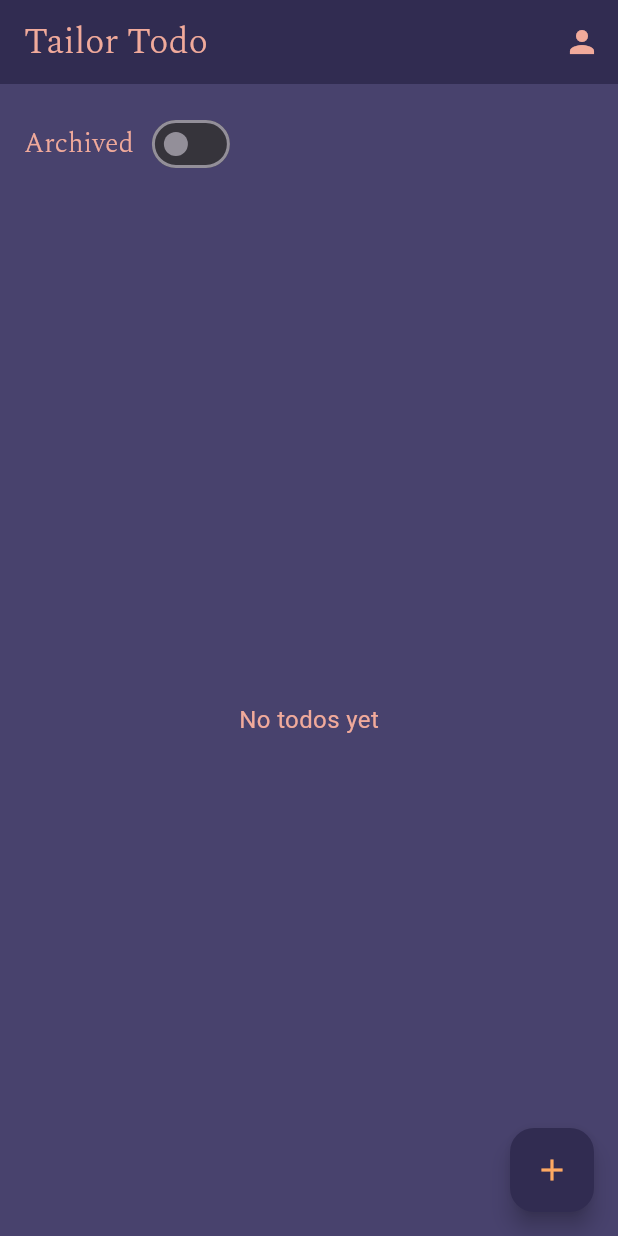
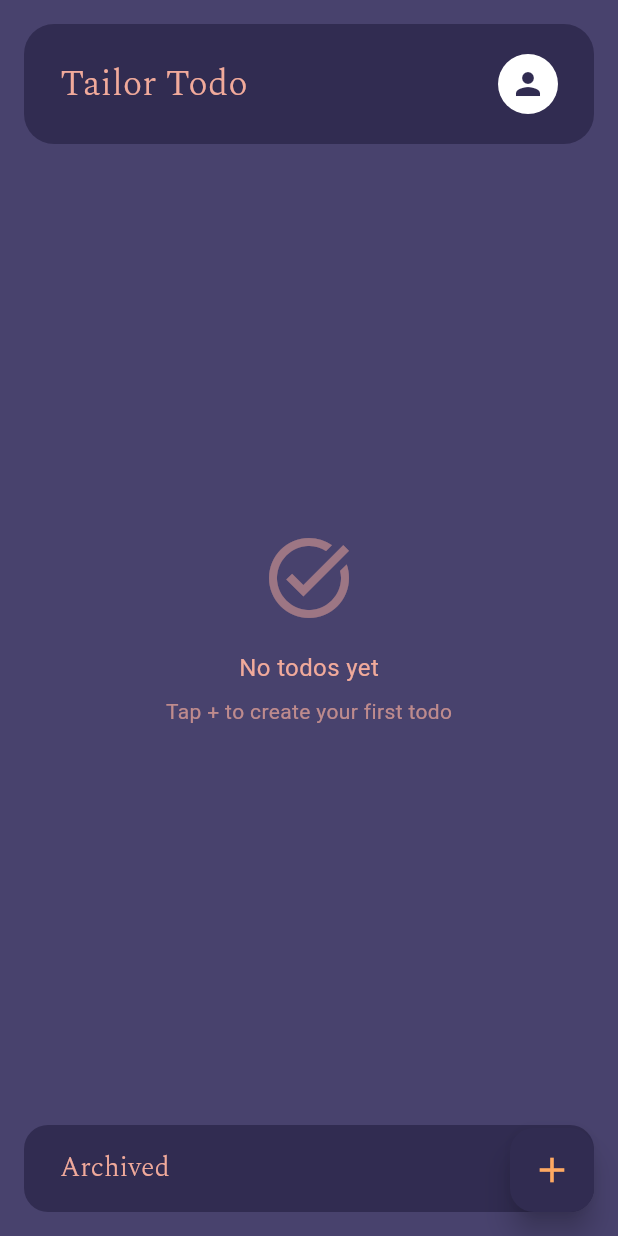
Before and after one commit to A-THIF/tailor_todo, a Flutter app: the screen it shows once a user with an empty profile is signed in, on a phone screen of 412 x 824 dp. Run offline on Flutter 3.47's test engine with Material 3 defaults, Android fonts, the phone set to English and light mode, and no system bars; our stand-ins replace google_fonts, supabase_flutter; accounts and stored records are empty; Roboto replaces fonts that are missing (Cardo).

Commit message:
Refactor home screen UI and extract widgets
Moved header, archive bar, confirmation dialog, and todo list tile into separate widget files for better modularity and code organization. Improved error and success feedback with colored SnackBars, updated archive logic to set updated_at, and enhanced empty state visuals. The home screen now uses custom widgets for header, todo items, archive toggle, and delete confirmation.

```diff
--- a/tailor_todo/lib/screens/home_screen.dart
+++ b/tailor_todo/lib/screens/home_screen.dart
@@ -3,7 +3,10 @@ import 'package:supabase_flutter/supabase_flutter.dart';
 import '../models/todo.dart';
 import '../utils/colors.dart';
 import '../utils/fonts.dart';
-import '../widgets/custom_button.dart';
+import '../widgets/home_header_bar.dart';
+import '../widgets/todo_list_tile.dart';
+import '../widgets/archive_bottom_bar.dart';
+import '../widgets/confirmation_dialog.dart';
 import 'add_task_screen.dart';
 import 'todo_details_screen.dart';
 import 'profile_screen.dart';
@@ -41,9 +44,14 @@ class _HomeScreenState extends State<HomeScreen> {
       });
     } catch (e) {
       setState(() => loading = false);
-      ScaffoldMessenger.of(
-        context,
-      ).showSnackBar(SnackBar(content: Text('Error loading todos: $e')));
+      if (mounted) {
+        ScaffoldMessenger.of(context).showSnackBar(
+          SnackBar(
+            content: Text('Error loading todos: $e'),
+            backgroundColor: AppColors.brandRed,
+          ),
+        );
+      }
     }
   }
 
@@ -51,10 +59,23 @@ class _HomeScreenState extends State<HomeScreen> {
     try {
       await supabase.from('todos').delete().eq('id', id);
       _loadTodos();
+      if (mounted) {
+        ScaffoldMessenger.of(context).showSnackBar(
+          SnackBar(
+            content: Text('Task deleted successfully'),
+            backgroundColor: AppColors.accent,
+          ),
+        );
+      }
     } catch (e) {
-      ScaffoldMessenger.of(
-        context,
-      ).showSnackBar(SnackBar(content: Text('Error deleting todo: $e')));
+      if (mounted) {
+        ScaffoldMessenger.of(context).showSnackBar(
+          SnackBar(
+            content: Text('Error deleting todo: $e'),
+            backgroundColor: AppColors.brandRed,
+          ),
+        );
+      }
     }
   }
 
@@ -62,156 +83,132 @@ class _HomeScreenState extends State<HomeScreen> {
     try {
       await supabase
           .from('todos')
-          .update({'archived': !showArchived})
+          .update({
+            'archived': !showArchived,
+            'updated_at': DateTime.now().toIso8601String(),
+          })
           .eq('id', id);
       _loadTodos();
+      if (mounted) {
+        ScaffoldMessenger.of(context).showSnackBar(
+          SnackBar(
+            content: Text(showArchived ? 'Task unarchived' : 'Task archived'),
+            backgroundColor: AppColors.accent,
+          ),
+        );
+      }
     } catch (e) {
-      ScaffoldMessenger.of(
-        context,
-      ).showSnackBar(SnackBar(content: Text('Error archiving todo: $e')));
+      if (mounted) {
+        ScaffoldMessenger.of(context).showSnackBar(
+          SnackBar(
+            content: Text('Error updating todo: $e'),
+            backgroundColor: AppColors.brandRed,
+          ),
+        );
       }
+    }
+  }
+
+  void _showDeleteDialog(String todoId) {
+    showDialog(
+      context: context,
+      builder: (context) =>
+          DeleteConfirmationDialog(onConfirm: () => _deleteTodo(todoId)),
+    );
+  }
+
+  void _toggleArchiveView() {
+    setState(() {
+      showArchived = !showArchived;
+      loading = true;
+    });
+    _loadTodos();
   }
 
   @override
   Widget build(BuildContext context) {
     return Scaffold(
       backgroundColor: AppColors.primary,
-      appBar: AppBar(
-        backgroundColor: AppColors.surface,
-        title: Text(
-          'Tailor Todo',
-          style: AppFonts.spectral(
-            color: AppColors.brandText,
-            size: 24,
-            weight: FontWeight.w300,
-          ),
-        ),
-        actions: [
-          IconButton(
-            icon: const Icon(Icons.person, color: AppColors.brandText),
-            onPressed: () {
+      body: SafeArea(
+        child: Column(
+          children: [
+            // Header with title and profile
+            HomeHeaderBar(
+              onProfileTap: () {
                 Navigator.push(
                   context,
                   MaterialPageRoute(builder: (_) => const ProfileScreen()),
                 );
               },
             ),
-        ],
-      ),
-      body: Column(
-        children: [
-          // Archive toggle
-          Padding(
-            padding: const EdgeInsets.all(16),
-            child: Row(
-              children: [
-                Text(
-                  'Archived',
-                  style: AppFonts.spectral(
-                    color: AppColors.brandText,
-                    size: 18,
-                  ),
-                ),
-                const SizedBox(width: 8),
-                Switch(
-                  value: showArchived,
-                  onChanged: (value) {
-                    setState(() {
-                      showArchived = value;
-                      loading = true;
-                    });
-                    _loadTodos();
-                  },
-                  activeColor: AppColors.accent,
-                ),
-              ],
-            ),
-          ),
+
             // Todos list
             Expanded(
               child: loading
-                ? const Center(child: CircularProgressIndicator())
+                  ? Center(
+                      child: CircularProgressIndicator(color: AppColors.accent),
+                    )
                   : todos.isEmpty
                   ? Center(
-                    child: Text(
+                      child: Column(
+                        mainAxisAlignment: MainAxisAlignment.center,
+                        children: [
+                          Icon(
+                            showArchived ? Icons.archive : Icons.task_alt,
+                            size: 64,
+                            color: AppColors.brandText.withOpacity(0.5),
+                          ),
+                          const SizedBox(height: 16),
+                          Text(
                             showArchived ? 'No archived todos' : 'No todos yet',
                             style: AppFonts.cardo(
                               color: AppColors.brandText,
                               size: 16,
                             ),
                           ),
+                          if (!showArchived) ...[
+                            const SizedBox(height: 8),
+                            Text(
+                              'Tap + to create your first todo',
+                              style: AppFonts.cardo(
+                                color: AppColors.brandText.withOpacity(0.7),
+                                size: 14,
+                              ),
+                            ),
+                          ],
+                        ],
+                      ),
                     )
                   : ListView.builder(
-                    padding: const EdgeInsets.all(16),
+                      padding: const EdgeInsets.fromLTRB(16, 8, 16, 0),
                       itemCount: todos.length,
                       itemBuilder: (context, index) {
                         final todo = todos[index];
-                      return Container(
-                        margin: const EdgeInsets.only(bottom: 16),
-                        padding: const EdgeInsets.all(16),
-                        decoration: BoxDecoration(
-                          color: AppColors.surface,
-                          borderRadius: BorderRadius.circular(16),
-                          border: Border.all(
-                            color: AppColors.accent,
-                            width: 1.5,
-                          ),
-                        ),
-                        child: Row(
-                          children: [
-                            Expanded(
-                              child: GestureDetector(
+                        return TodoListTile(
+                          todo: todo,
+                          showArchived: showArchived,
                           onTap: () {
                             Navigator.push(
                               context,
                               MaterialPageRoute(
-                                      builder: (_) =>
-                                          TodoDetailsScreen(todo: todo),
+                                builder: (_) => TodoDetailsScreen(todo: todo),
                               ),
                             ).then((_) => _loadTodos());
                           },
-                                child: Text(
-                                  todo.title,
-                                  style: AppFonts.cardo(
-                                    color: AppColors.onDark,
-                                    size: 16,
-                                    weight: FontWeight.w500,
-                                  ),
-                                ),
-                              ),
-                            ),
-                            PopupMenuButton<String>(
-                              icon: const Icon(
-                                Icons.more_vert,
-                                color: AppColors.onDark,
-                              ),
-                              onSelected: (value) {
-                                if (value == 'delete') {
-                                  _showDeleteDialog(todo.id);
-                                } else if (value == 'archive') {
-                                  _archiveTodo(todo.id);
-                                }
-                              },
-                              itemBuilder: (context) => [
-                                PopupMenuItem(
-                                  value: 'archive',
-                                  child: Text(
-                                    showArchived ? 'Unarchive' : 'Archive',
-                                  ),
-                                ),
-                                const PopupMenuItem(
-                                  value: 'delete',
-                                  child: Text('Delete'),
-                                ),
-                              ],
-                            ),
-                          ],
-                        ),
+                          onDelete: () => _showDeleteDialog(todo.id),
+                          onArchive: () => _archiveTodo(todo.id),
                         );
                       },
                     ),
             ),
+
+            // Archive bottom bar
+            ArchiveBottomBar(
+              isArchived: showArchived,
+              onTap: _toggleArchiveView,
+            ),
           ],
+        ),
       ),
       floatingActionButton: showArchived
           ? null
@@ -223,42 +220,8 @@ class _HomeScreenState extends State<HomeScreen> {
                 ).then((_) => _loadTodos());
               },
               backgroundColor: AppColors.surface,
-              child: const Icon(Icons.add, color: AppColors.accent),
-            ),
-    );
-  }
-
-  void _showDeleteDialog(String id) {
-    showDialog(
-      context: context,
-      builder: (context) => AlertDialog(
-        backgroundColor: AppColors.surface,
-        title: Text(
-          'Really want to delete this task?',
-          style: AppFonts.cardo(color: AppColors.brandText, size: 16),
-        ),
-        actions: [
-          TextButton(
-            onPressed: () => Navigator.pop(context),
-            child: Text(
-              'Return',
-              style: AppFonts.cardo(color: AppColors.onDark),
-            ),
-          ),
-          ElevatedButton(
-            onPressed: () {
-              Navigator.pop(context);
-              _deleteTodo(id);
-            },
-            style: ElevatedButton.styleFrom(
-              backgroundColor: AppColors.brandRed,
-            ),
-            child: Text(
-              'Delete',
-              style: AppFonts.cardo(color: AppColors.onDark),
-            ),
-          ),
-        ],
+              elevation: 8,
+              child: Icon(Icons.add, color: AppColors.accent, size: 28),
             ),
     );
   }
--- /dev/null
+++ b/tailor_todo/lib/widgets/archive_bottom_bar.dart
@@ -0,0 +1,58 @@
+import 'package:flutter/material.dart';
+import '../utils/colors.dart';
+import '../utils/fonts.dart';
+
+class ArchiveBottomBar extends StatelessWidget {
+  final bool isArchived;
+  final VoidCallback onTap;
+
+  const ArchiveBottomBar({
+    super.key,
+    required this.isArchived,
+    required this.onTap,
+  });
+
+  @override
+  Widget build(BuildContext context) {
+    return Container(
+      margin: const EdgeInsets.all(16),
+      child: Material(
+        color: AppColors.surface,
+        borderRadius: BorderRadius.circular(16),
+        child: InkWell(
+          onTap: onTap,
+          borderRadius: BorderRadius.circular(16),
+          child: Container(
+            padding: const EdgeInsets.symmetric(horizontal: 24, vertical: 16),
+            decoration: BoxDecoration(borderRadius: BorderRadius.circular(16)),
+            child: Row(
+              children: [
+                Text(
+                  'Archived',
+                  style: AppFonts.spectral(
+                    color: AppColors.brandText,
+                    size: 18,
+                    weight: FontWeight.w300,
+                  ),
+                ),
+                const Spacer(),
+                Container(
+                  width: 24,
+                  height: 24,
+                  decoration: BoxDecoration(
+                    color: isArchived ? AppColors.accent : Colors.transparent,
+                    border: Border.all(color: AppColors.accent, width: 2),
+                    borderRadius: BorderRadius.circular(4),
+                  ),
+                  child: isArchived
+                      ? Icon(Icons.check, color: AppColors.surface, size: 16)
+                      : null,
+                ),
+              ],
+            ),
+          ),
+        ),
+      ),
+    );
+  }
+}
--- /dev/null
+++ b/tailor_todo/lib/widgets/home_header_bar.dart
@@ -0,0 +1,46 @@
+import 'package:flutter/material.dart';
+import '../utils/colors.dart';
+import '../utils/fonts.dart';
+
+class HomeHeaderBar extends StatelessWidget {
+  final VoidCallback onProfileTap;
+
+  const HomeHeaderBar({super.key, required this.onProfileTap});
+
+  @override
+  Widget build(BuildContext context) {
+    return Container(
+      margin: const EdgeInsets.fromLTRB(16, 16, 16, 8),
+      padding: const EdgeInsets.symmetric(horizontal: 24, vertical: 20),
+      decoration: BoxDecoration(
+        color: AppColors.surface,
+        borderRadius: BorderRadius.circular(20),
+      ),
+      child: Row(
+        mainAxisAlignment: MainAxisAlignment.spaceBetween,
+        children: [
+          Text(
+            'Tailor Todo',
+            style: AppFonts.spectral(
+              color: AppColors.brandText,
+              size: 24,
+              weight: FontWeight.w300,
+            ),
+          ),
+          GestureDetector(
+            onTap: onProfileTap,
+            child: Container(
+              width: 40,
+              height: 40,
+              decoration: BoxDecoration(
+                color: AppColors.onDark,
+                shape: BoxShape.circle,
+              ),
+              child: Icon(Icons.person, color: AppColors.surface, size: 24),
+            ),
+          ),
+        ],
+      ),
+    );
+  }
+}
```
Also changed, not shown: tailor_todo/lib/widgets/confirmation_dialog.dart (added, +73 -0 lines), tailor_todo/lib/widgets/todo_list_tile.dart (added, +93 -0 lines). Lines whose indentation alone changed are shown as unchanged.
